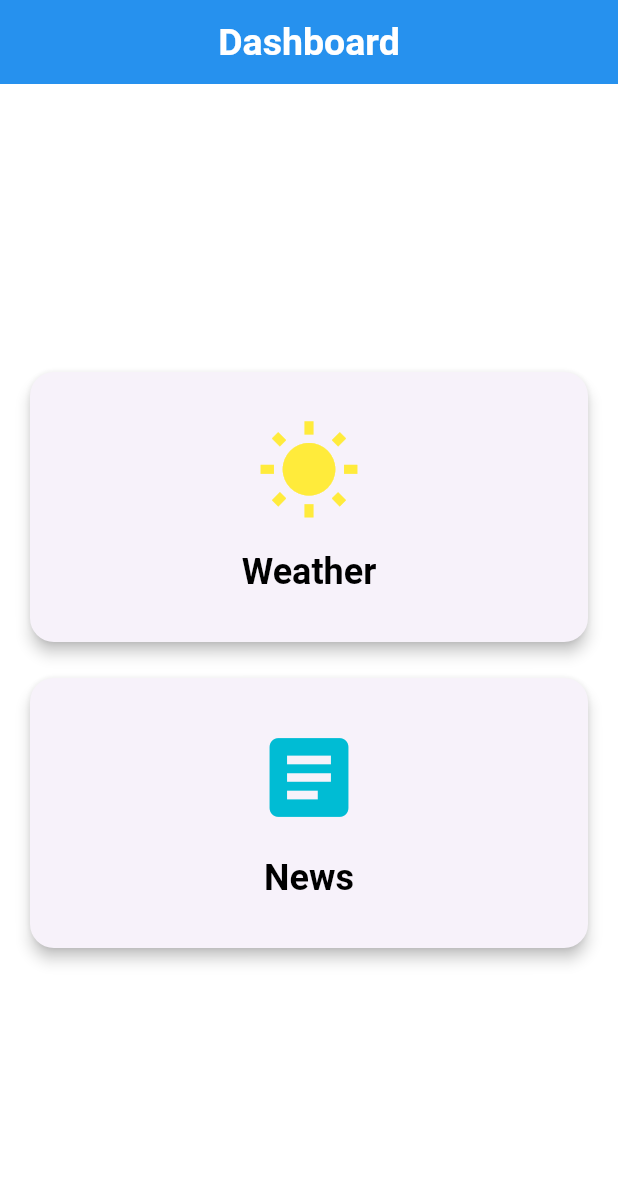
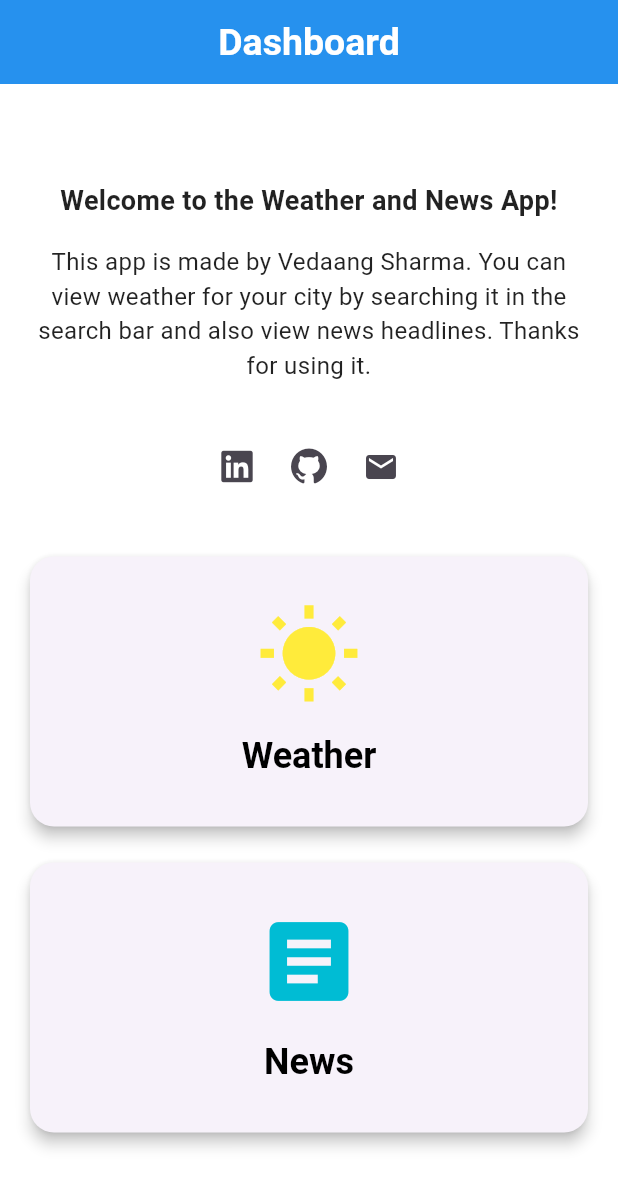
Before and after one commit to gtathelegend/Weather-and-News-App-Flutter, a Flutter app: the screen it shows after launch, on a phone screen of 412 x 824 dp. Shown: the top 1187 px of the screen. Run offline on Flutter 3.47's test engine with Material 3 defaults, Android fonts, the phone set to English and light mode, and no system bars; our stand-ins replace font_awesome_flutter.

Commit message:
home page changes

```diff
--- a/lib/screens/home_screen.dart
+++ b/lib/screens/home_screen.dart
@@ -1,4 +1,6 @@
 import 'package:flutter/material.dart';
+import 'package:font_awesome_flutter/font_awesome_flutter.dart';
+import 'package:url_launcher/url_launcher.dart';
 
 class HomeScreen extends StatelessWidget {
   const HomeScreen({super.key});
@@ -16,6 +18,36 @@ class HomeScreen extends StatelessWidget {
           mainAxisAlignment: MainAxisAlignment.center,
           crossAxisAlignment: CrossAxisAlignment.stretch,
           children: [
+            const Text(
+              'Welcome to the Weather and News App!',
+              textAlign: TextAlign.center,
+              style: TextStyle(fontSize: 18, fontWeight: FontWeight.bold),
+            ),
+            const SizedBox(height: 16),
+            const Text(
+              'This app is made by Vedaang Sharma. You can view weather for your city by searching it in the search bar and also view news headlines. Thanks for using it.',
+              textAlign: TextAlign.center,
+              style: TextStyle(fontSize: 16),
+            ),
+            const SizedBox(height: 32),
+            Row(
+              mainAxisAlignment: MainAxisAlignment.center,
+              children: [
+                IconButton(
+                  icon: const FaIcon(FontAwesomeIcons.linkedin),
+                  onPressed: () => _launchURL('https://linkedin.com/in/vedaangsharma2006'),
+                ),
+                IconButton(
+                  icon: const FaIcon(FontAwesomeIcons.github),
+                  onPressed: () => _launchURL('https://github.com/gtathelegend'),
+                ),
+                IconButton(
+                  icon: const Icon(Icons.mail),
+                  onPressed: () => _launchURL('mailto:vedaangsharma2006@gmail.com'),
+                ),
+              ],
+            ),
+            const SizedBox(height: 32),
             _buildDashboardCard(
               context,
               title: 'Weather',
@@ -35,6 +67,14 @@ class HomeScreen extends StatelessWidget {
         ),
       ),
     );
+  }
+
+  void _launchURL(String url) async {
+    if (await canLaunchUrl(Uri.parse(url))) {
+      await launchUrl(Uri.parse(url));
+    } else {
+      throw 'Could not launch $url';
+    }
   }
 
   Widget _buildDashboardCard(
--- a/pubspec.yaml
+++ b/pubspec.yaml
@@ -11,6 +11,8 @@ dependencies:
   flutter:
     sdk: flutter
   http: ^1.2.0
+  url_launcher: ^6.2.6
+  font_awesome_flutter: ^10.7.0
 
 dev_dependencies:
   flutter_test:
```
Also changed, not shown: pubspec.lock, 6 other files.
